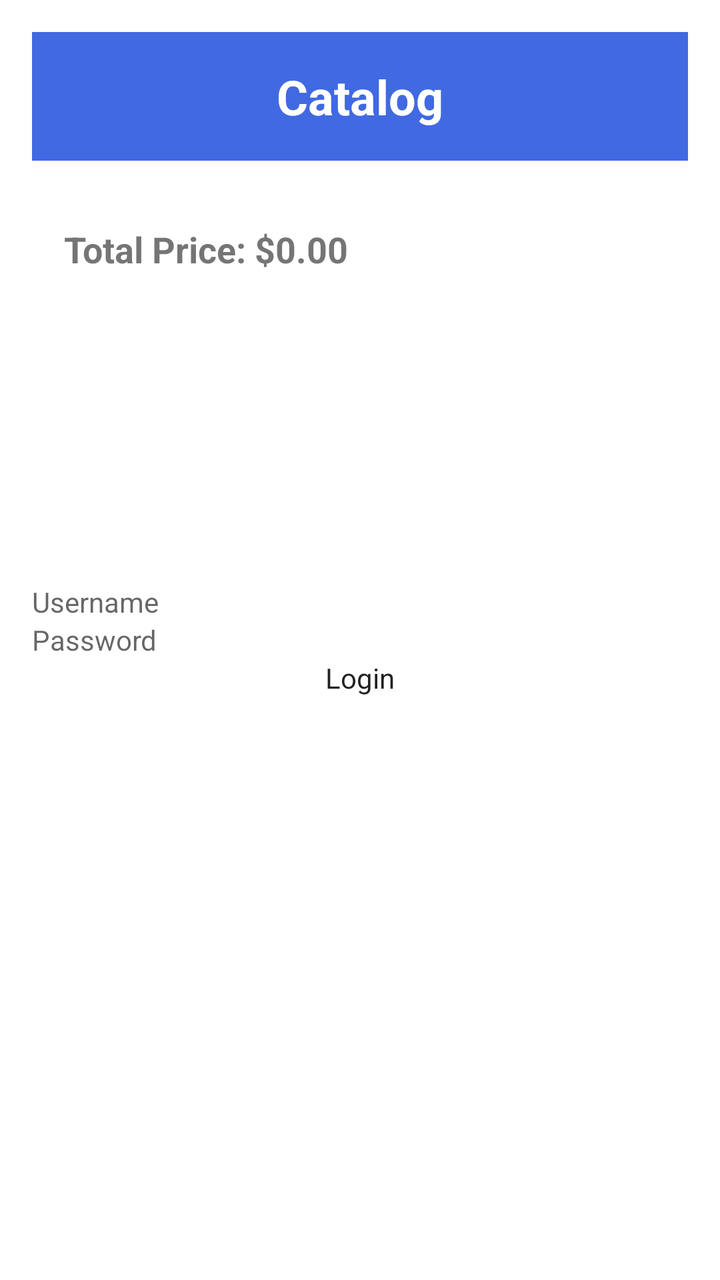
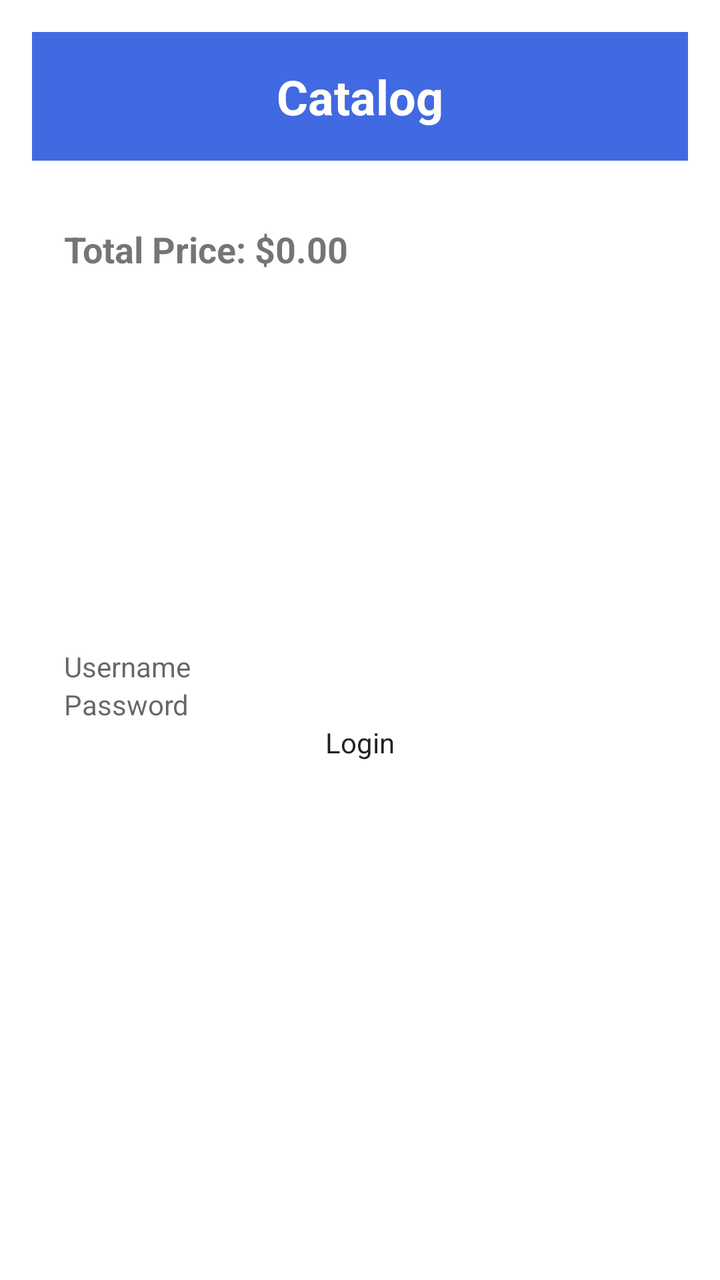

An Android layout rendered at two revisions. The XML below is the earlier revision; the diff shows what the commit changed to produce the second picture.
<!-- AndroidManifest.xml: activity theme Theme.Practica3 -->
<!-- res/layout/activity_main.xml -->
<?xml version="1.0" encoding="utf-8"?>
<RelativeLayout
    xmlns:android="http://schemas.android.com/apk/res/android"
    android:layout_width="match_parent"
    android:layout_height="match_parent"
    android:padding="16dp"
    android:background="@color/white">

    
    <TextView
        android:id="@+id/headerTitle"
        android:layout_width="match_parent"
        android:layout_height="wrap_content"
        android:layout_alignParentTop="true"
        android:background="@color/primary"
        android:text="Catalog"
        android:textSize="24sp"
        android:textColor="@color/white"
        android:textStyle="bold"
        android:gravity="center"
        android:padding="16dp" />

    <LinearLayout
        android:id="@+id/layoutLogin"
        android:layout_width="match_parent"
        android:layout_height="match_parent"
        android:orientation="vertical"
        android:visibility="visible"
        android:gravity="center">

        <EditText
            android:id="@+id/editTextUsername"
            android:layout_width="match_parent"
            android:layout_height="wrap_content"
            android:hint="Username"
            android:inputType="text" />

        <EditText
            android:id="@+id/editTextPassword"
            android:layout_width="match_parent"
            android:layout_height="wrap_content"
            android:hint="Password"
            android:inputType="textPassword" />

        <Button
            android:id="@+id/buttonLogin"
            android:layout_width="wrap_content"
            android:layout_height="wrap_content"
            android:text="Login" />
    </LinearLayout>

    <androidx.core.widget.NestedScrollView
        android:id="@+id/scrollContainer"
        android:layout_width="match_parent"
        android:layout_height="match_parent"
        android:layout_below="@id/headerTitle"
        android:layout_above="@id/layoutButtons">

        <LinearLayout
            android:layout_width="match_parent"
            android:layout_height="wrap_content"
            android:orientation="vertical">

            
            <androidx.recyclerview.widget.RecyclerView
                android:id="@+id/recyclerViewProducts"
                android:layout_width="match_parent"
                android:layout_height="wrap_content"
                android:scrollbars="vertical" />

            
            <LinearLayout
                android:id="@+id/layoutCartSummary"
                android:layout_width="match_parent"
                android:layout_height="wrap_content"
                android:orientation="vertical"
                android:padding="16dp"
                android:layout_marginTop="16dp">

                <TextView
                    android:id="@+id/textViewTotalPrice"
                    android:layout_width="wrap_content"
                    android:layout_height="wrap_content"
                    android:text="Total Price: $0.00"
                    android:textSize="18sp"
                    android:textStyle="bold" />

                <Button
                    android:id="@+id/buttonCheckout"
                    android:layout_width="match_parent"
                    android:layout_height="wrap_content"
                    android:text="Checkout"
                    android:layout_marginTop="8dp"
                    android:backgroundTint="@color/primary"
                    android:textColor="@color/white" />
            </LinearLayout>

            <Button
                android:id="@+id/buttonAddProduct"
                android:layout_width="match_parent"
                android:layout_height="wrap_content"
                android:text="Add product"
                android:layout_marginTop="8dp"
                android:backgroundTint="@color/primary"
                android:textColor="@color/white" />

        </LinearLayout>
    </androidx.core.widget.NestedScrollView>

    
    <LinearLayout
        android:id="@+id/layoutAddProduct"
        android:layout_width="match_parent"
        android:layout_height="match_parent"
        android:layout_below="@id/headerTitle"
        android:visibility="gone"
        android:orientation="vertical"
        android:padding="16dp">

        <EditText
            android:id="@+id/editTextProductName"
            android:layout_width="match_parent"
            android:layout_height="wrap_content"
            android:hint="Product Name" />

        <EditText
            android:id="@+id/editTextProductPrice"
            android:layout_width="match_parent"
            android:layout_height="wrap_content"
            android:hint="Product Price"
            android:inputType="numberDecimal" />

        <Button
            android:id="@+id/buttonSubmitProduct"
            android:layout_width="match_parent"
            android:layout_height="wrap_content"
            android:text="Add Product"
            android:layout_marginTop="16dp"
            android:backgroundTint="@color/primary"
            android:textColor="@color/white" />

    </LinearLayout>

    
    <LinearLayout
        android:id="@+id/layoutEditProduct"
        android:layout_width="match_parent"
        android:layout_height="match_parent"
        android:layout_below="@id/headerTitle"
        android:orientation="vertical"
        android:visibility="gone">

        <EditText
            android:id="@+id/editTextEditName"
            android:layout_width="match_parent"
            android:layout_height="wrap_content"
            android:hint="Product Name" />

        <EditText
            android:id="@+id/editTextEditPrice"
            android:layout_width="match_parent"
            android:layout_height="wrap_content"
            android:hint="Product Price"
            android:inputType="numberDecimal" />

        <Button
            android:id="@+id/buttonSaveEdit"
            android:layout_width="match_parent"
            android:layout_height="wrap_content"
            android:text="Save Product"
            android:layout_marginTop="16dp"
            android:backgroundTint="@color/primary"
            android:textColor="@color/white" />

    </LinearLayout>

    
    <LinearLayout
        android:id="@+id/layoutButtons"
        android:layout_width="match_parent"
        android:layout_height="wrap_content"
        android:layout_alignParentBottom="true"
        android:orientation="horizontal"
        android:gravity="center"
        android:paddingTop="8dp"
        android:paddingBottom="16dp">

        
        <Button
            android:id="@+id/buttonCatalog"
            android:layout_width="60dp"
            android:layout_height="60dp"
            android:drawableTop="@drawable/ic_catalog"
            android:backgroundTint="@color/primary"
            android:textColor="@color/white" />

        <Button
            android:id="@+id/buttonCart"
            android:layout_width="60dp"
            android:layout_height="60dp"
            android:drawableTop="@drawable/ic_cart"
            android:backgroundTint="@color/primary"
            android:textColor="@color/white" />

        <Button
            android:id="@+id/buttonAdmin"
            android:layout_width="60dp"
            android:layout_height="60dp"
            android:drawableTop="@drawable/ic_admin"
            android:backgroundTint="@color/primary"
            android:textColor="@color/white" />

        <Button
            android:id="@+id/buttonMap"
            android:layout_width="60dp"
            android:layout_height="60dp"
            android:drawableTop="@drawable/ic_map"
            android:backgroundTint="@color/primary"
            android:textColor="@color/white" />

        <Button
            android:id="@+id/buttonLogout"
            android:layout_width="60dp"
            android:layout_height="60dp"
            android:drawableTop="@drawable/ic_logout"
            android:backgroundTint="@color/primary"
            android:textColor="@color/white" />

        
        <Button
            android:id="@+id/buttonBack"
            android:visibility="gone"
            android:layout_width="0dp"
            android:layout_height="wrap_content"
            android:layout_weight="1"
            android:text="Back"
            android:layout_marginEnd="8dp"
            android:backgroundTint="@color/primary"
            android:textColor="@color/white"/>

        <Button
            android:id="@+id/buttonCancelEdit"
            android:visibility="gone"
            android:layout_width="0dp"
            android:layout_weight="1"
            android:layout_height="wrap_content"
            android:text="Cancel"
            android:layout_marginEnd="8dp"
            android:backgroundTint="@color/primary"
            android:textColor="@color/white" />

    </LinearLayout>

</RelativeLayout>
<!-- resources referenced by this layout -->
<resources>
  <color name="primary">#4169E1</color>
  <color name="white">#FFFFFF</color>
  <!-- drawable ic_admin (drawable) -->
  <vector xmlns:android="http://schemas.android.com/apk/res/android" android:height="36dp" android:tint="#FFFFFF" android:viewportHeight="24" android:viewportWidth="24" android:width="36dp">
  
      <path android:fillColor="@android:color/white" android:pathData="M17,11c0.34,0 0.67,0.04 1,0.09V6.27L10.5,3L3,6.27v4.91c0,4.54 3.2,8.79 7.5,9.82c0.55,-0.13 1.08,-0.32 1.6,-0.55C11.41,19.47 11,18.28 11,17C11,13.69 13.69,11 17,11z"/>
  
      <path android:fillColor="@android:color/white" android:pathData="M17,13c-2.21,0 -4,1.79 -4,4c0,2.21 1.79,4 4,4s4,-1.79 4,-4C21,14.79 19.21,13 17,13zM17,14.38c0.62,0 1.12,0.51 1.12,1.12s-0.51,1.12 -1.12,1.12s-1.12,-0.51 -1.12,-1.12S16.38,14.38 17,14.38zM17,19.75c-0.93,0 -1.74,-0.46 -2.24,-1.17c0.05,-0.72 1.51,-1.08 2.24,-1.08s2.19,0.36 2.24,1.08C18.74,19.29 17.93,19.75 17,19.75z"/>
  
  </vector>
  <!-- drawable ic_cart (drawable) -->
  <vector xmlns:android="http://schemas.android.com/apk/res/android" android:height="36dp" android:tint="#FFFFFF" android:viewportHeight="24" android:viewportWidth="24" android:width="36dp">
        
      <path android:fillColor="@android:color/white" android:pathData="M11,9h2L13,6h3L16,4h-3L13,1h-2v3L8,4v2h3v3zM7,18c-1.1,0 -1.99,0.9 -1.99,2S5.9,22 7,22s2,-0.9 2,-2 -0.9,-2 -2,-2zM17,18c-1.1,0 -1.99,0.9 -1.99,2s0.89,2 1.99,2 2,-0.9 2,-2 -0.9,-2 -2,-2zM7.17,14.75l0.03,-0.12 0.9,-1.63h7.45c0.75,0 1.41,-0.41 1.75,-1.03l3.86,-7.01L19.42,4h-0.01l-1.1,2 -2.76,5L8.53,11l-0.13,-0.27L6.16,6l-0.95,-2 -0.94,-2L1,2v2h2l3.6,7.59 -1.35,2.45c-0.16,0.28 -0.25,0.61 -0.25,0.96 0,1.1 0.9,2 2,2h12v-2L7.42,15c-0.13,0 -0.25,-0.11 -0.25,-0.25z"/>
      
  </vector>
  <!-- drawable ic_catalog (drawable) -->
  <vector xmlns:android="http://schemas.android.com/apk/res/android" android:autoMirrored="true" android:height="36dp" android:tint="#FFFFFF" android:viewportHeight="24" android:viewportWidth="24" android:width="36dp">
        
      <path android:fillColor="@android:color/white" android:pathData="M3,13h2v-2L3,11v2zM3,17h2v-2L3,15v2zM3,9h2L5,7L3,7v2zM7,13h14v-2L7,11v2zM7,17h14v-2L7,15v2zM7,7v2h14L21,7L7,7z"/>
      
  </vector>
  <!-- drawable ic_logout (drawable) -->
  <vector xmlns:android="http://schemas.android.com/apk/res/android" android:autoMirrored="true" android:height="36dp" android:tint="#FFFFFF" android:viewportHeight="24" android:viewportWidth="24" android:width="36dp">
        
      <path android:fillColor="@android:color/white" android:pathData="M17,7l-1.41,1.41L18.17,11H8v2h10.17l-2.58,2.58L17,17l5,-5zM4,5h8V3H4c-1.1,0 -2,0.9 -2,2v14c0,1.1 0.9,2 2,2h8v-2H4V5z"/>
      
  </vector>
  <!-- drawable ic_map (drawable) -->
  <vector xmlns:android="http://schemas.android.com/apk/res/android" android:height="36dp" android:tint="#FFFFFF" android:viewportHeight="24" android:viewportWidth="24" android:width="36dp">
        
      <path android:fillColor="@android:color/white" android:pathData="M20,1v3h3v2h-3v3h-2L18,6h-3L15,4h3L18,1h2zM12,13c1.1,0 2,-0.9 2,-2s-0.9,-2 -2,-2 -2,0.9 -2,2 0.9,2 2,2zM14,3.25L14,7h3v3h2.92c0.05,0.39 0.08,0.79 0.08,1.2 0,3.32 -2.67,7.25 -8,11.8 -5.33,-4.55 -8,-8.48 -8,-11.8C4,6.22 7.8,3 12,3c0.68,0 1.35,0.08 2,0.25z"/>
      
  </vector>
  <style name="Theme.Practica3" parent="android:Theme.Material.Light.NoActionBar" />
</resources>

<!-- the commit's change to res/layout/activity_main.xml (unified diff, before → after) -->
@@ -20,35 +20,6 @@
         android:gravity="center"
         android:padding="16dp" />
 
-    <LinearLayout
-        android:id="@+id/layoutLogin"
-        android:layout_width="match_parent"
-        android:layout_height="match_parent"
-        android:orientation="vertical"
-        android:visibility="visible"
-        android:gravity="center">
-
-        <EditText
-            android:id="@+id/editTextUsername"
-            android:layout_width="match_parent"
-            android:layout_height="wrap_content"
-            android:hint="Username"
-            android:inputType="text" />
-
-        <EditText
-            android:id="@+id/editTextPassword"
-            android:layout_width="match_parent"
-            android:layout_height="wrap_content"
-            android:hint="Password"
-            android:inputType="textPassword" />
-
-        <Button
-            android:id="@+id/buttonLogin"
-            android:layout_width="wrap_content"
-            android:layout_height="wrap_content"
-            android:text="Login" />
-    </LinearLayout>
-
     <androidx.core.widget.NestedScrollView
         android:id="@+id/scrollContainer"
         android:layout_width="match_parent"
@@ -107,6 +78,35 @@
         </LinearLayout>
     </androidx.core.widget.NestedScrollView>
 
+    <LinearLayout
+        android:id="@+id/layoutLogin"
+        android:layout_width="match_parent"
+        android:layout_height="match_parent"
+        android:layout_below="@id/headerTitle"
+        android:orientation="vertical"
+        android:gravity="center"
+        android:padding="16dp">
+
+        <EditText
+            android:id="@+id/editTextUsername"
+            android:layout_width="match_parent"
+            android:layout_height="wrap_content"
+            android:hint="Username" />
+
+        <EditText
+            android:id="@+id/editTextPassword"
+            android:layout_width="match_parent"
+            android:layout_height="wrap_content"
+            android:hint="Password"
+            android:inputType="textPassword" />
+
+        <Button
+            android:id="@+id/buttonLogin"
+            android:layout_width="wrap_content"
+            android:layout_height="wrap_content"
+            android:text="Login" />
+    </LinearLayout>
+
     
     <LinearLayout
         android:id="@+id/layoutAddProduct"
